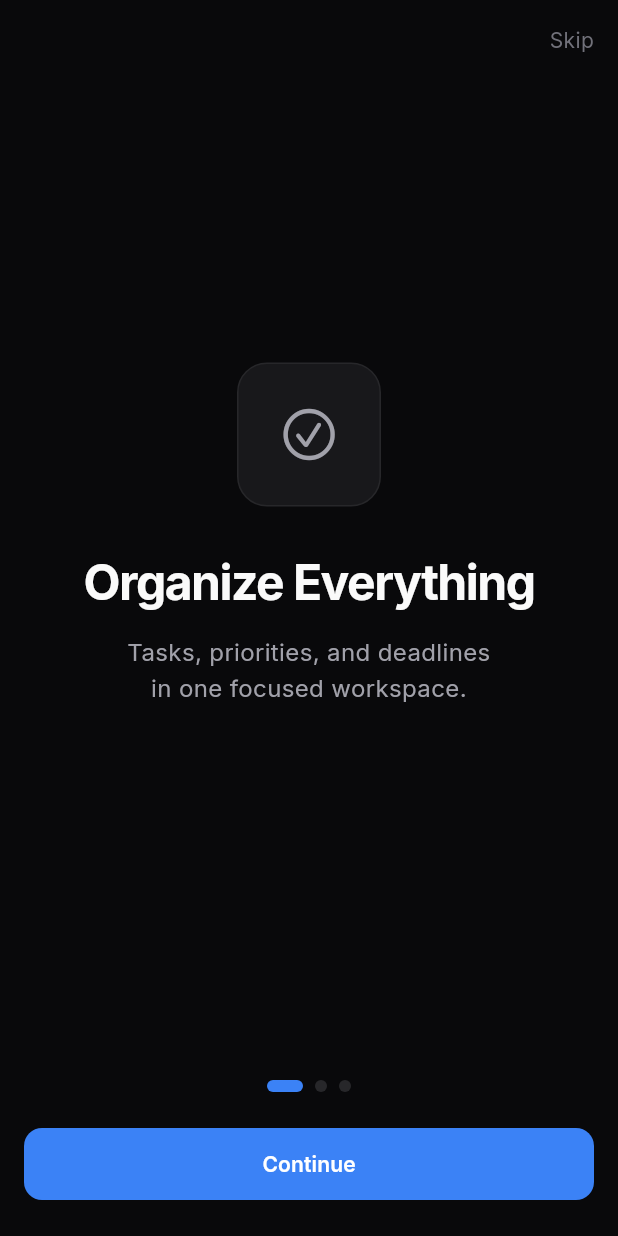
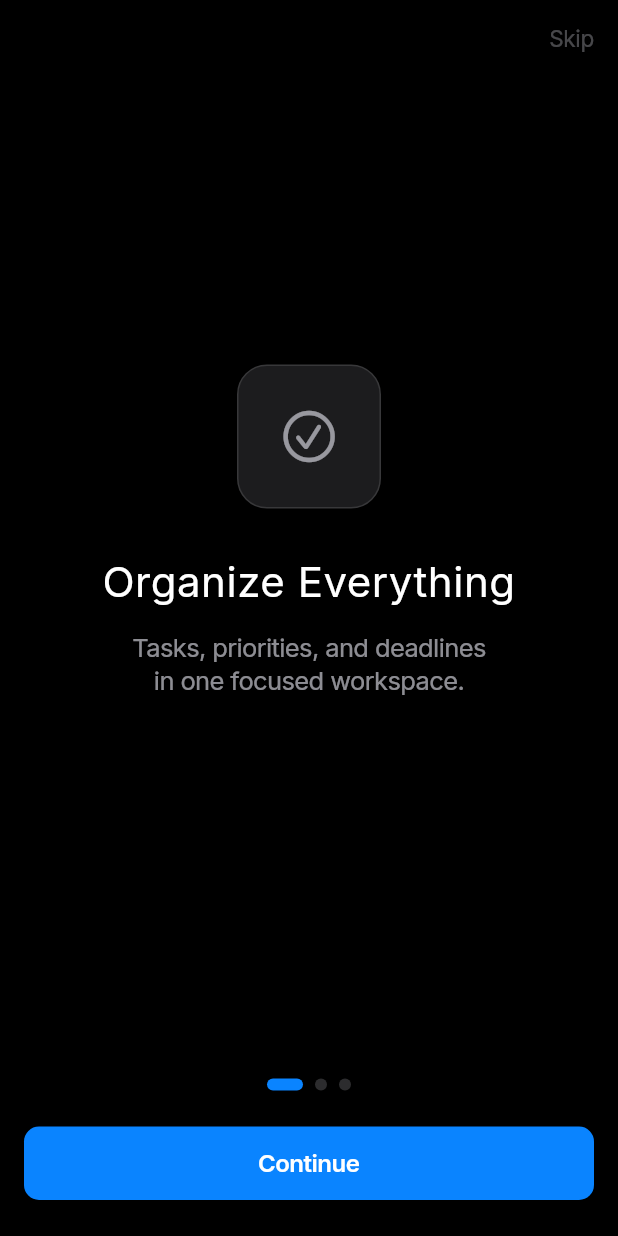
Before and after one commit to Space-Chips/ceo_os, a Flutter app: the OnboardingScreen screen opened by its route, on a phone screen of 412 x 824 dp. Run offline on Flutter 3.47's test engine with Material 3 defaults, Android fonts, the phone set to English and light mode, and no system bars; our stand-ins replace fl_chart, go_router, google_fonts.

Commit message:
First commit

```diff
--- a/lib/core/theme/app_colors.dart
+++ b/lib/core/theme/app_colors.dart
@@ -1,54 +1,58 @@
 import 'dart:ui';
 
-/// CEO OS Color Palette — Zinc-based dark theme with electric blue accent.
-/// Single accent color system — no purple, no multi-color gradients.
+/// CEO OS Color Palette — Apple HIG Dark Mode system colors.
+/// Uses iOS semantic color equivalents for native consistency.
 class AppColors {
   AppColors._();
 
-  // ── Background ──
-  static const Color background = Color(0xFF09090B);      // zinc-950
-  static const Color surface = Color(0xFF18181B);          // zinc-900
-  static const Color surfaceLight = Color(0xFF27272A);     // zinc-800
-  static const Color surfaceLighter = Color(0xFF3F3F46);   // zinc-700
+  // ── Background (iOS systemBackground hierarchy) ──
+  static const Color background = Color(0xFF000000);           // systemBackground
+  static const Color surface = Color(0xFF1C1C1E);              // secondarySystemBackground
+  static const Color surfaceLight = Color(0xFF2C2C2E);         // tertiarySystemBackground
+  static const Color surfaceLighter = Color(0xFF3A3A3C);       // tertiarySystemGroupedBackground
 
-  // ── Border ──
-  static const Color border = Color(0xFF27272A);           // zinc-800
-  static const Color borderLight = Color(0xFF3F3F46);      // zinc-700
+  // ── Border / Separator ──
+  static const Color border = Color(0xFF38383A);               // opaqueSeparator
+  static const Color borderLight = Color(0x99545458);          // separator (65% opacity)
 
-  // ── Text ──
-  static const Color textPrimary = Color(0xFFFAFAFA);      // zinc-50
-  static const Color textSecondary = Color(0xFFA1A1AA);    // zinc-400
-  static const Color textTertiary = Color(0xFF71717A);     // zinc-500
-  static const Color textMuted = Color(0xFF52525B);        // zinc-600
+  // ── Text (iOS label hierarchy) ──
+  static const Color textPrimary = Color(0xFFFFFFFF);          // label
+  static const Color textSecondary = Color(0x99EBEBF5);        // secondaryLabel (60%)
+  static const Color textTertiary = Color(0x4DEBEBF5);         // tertiaryLabel (30%)
+  static const Color textMuted = Color(0x2EEBEBF5);            // quaternaryLabel (18%)
 
-  // ── Accent (Blue only) ──
-  static const Color accent = Color(0xFF3B82F6);           // blue-500
-  static const Color accentLight = Color(0xFF60A5FA);      // blue-400
-  static const Color accentDark = Color(0xFF2563EB);       // blue-600
-  static const Color accentMuted = Color(0x333B82F6);      // blue-500 @ 20%
+  // ── Accent (iOS systemBlue) ──
+  static const Color accent = Color(0xFF0A84FF);               // systemBlue
+  static const Color accentLight = Color(0xFF409CFF);          // systemBlue elevated
+  static const Color accentDark = Color(0xFF0064E1);           // systemBlue pressed
+  static const Color accentMuted = Color(0x330A84FF);          // systemBlue @ 20%
 
-  // ── Semantic ──
-  static const Color success = Color(0xFF22C55E);          // green-500
-  static const Color successMuted = Color(0x3322C55E);
-  static const Color warning = Color(0xFFF59E0B);          // amber-500
-  static const Color warningMuted = Color(0x33F59E0B);
-  static const Color error = Color(0xFFEF4444);            // red-500
-  static const Color errorMuted = Color(0x33EF4444);
+  // ── Semantic (iOS system colors) ──
+  static const Color success = Color(0xFF30D158);              // systemGreen
+  static const Color successMuted = Color(0x3330D158);
+  static const Color warning = Color(0xFFFF9F0A);              // systemOrange
+  static const Color warningMuted = Color(0x33FF9F0A);
+  static const Color error = Color(0xFFFF453A);                // systemRed
+  static const Color errorMuted = Color(0x33FF453A);
 
   // ── Priority Colors ──
-  static const Color priorityUrgent = Color(0xFFEF4444);
-  static const Color priorityHigh = Color(0xFFF97316);     // orange-500
-  static const Color priorityMedium = Color(0xFFF59E0B);
-  static const Color priorityLow = Color(0xFF3B82F6);
+  static const Color priorityUrgent = Color(0xFFFF453A);       // systemRed
+  static const Color priorityHigh = Color(0xFFFF9F0A);         // systemOrange
+  static const Color priorityMedium = Color(0xFFFFD60A);       // systemYellow
+  static const Color priorityLow = Color(0xFF0A84FF);          // systemBlue
 
-  // ── Gradient (Blue only — no purple) ──
+  // ── Gradient (Blue only) ──
   static const List<Color> accentGradient = [
-    Color(0xFF2563EB),   // blue-600
-    Color(0xFF3B82F6),   // blue-500
+    Color(0xFF0064E1),
+    Color(0xFF0A84FF),
   ];
 
   static const List<Color> surfaceGradient = [
-    Color(0xFF18181B),
-    Color(0xFF09090B),
+    Color(0xFF1C1C1E),
+    Color(0xFF000000),
   ];
+
+  // ── System Fill Colors ──
+  static const Color systemFill = Color(0x5C787880);           // systemFill
+  static const Color secondarySystemFill = Color(0x52787880);  // secondarySystemFill
 }
--- a/lib/core/theme/app_spacing.dart
+++ b/lib/core/theme/app_spacing.dart
@@ -1,38 +1,41 @@
 import 'package:flutter/material.dart';
-import '../platform/adaptive_widgets.dart';
 
-/// CEO OS Spacing System — 8pt grid with platform-aware defaults.
+/// CEO OS Spacing System — Apple HIG-compliant 8pt grid.
 class AppSpacing {
   AppSpacing._();
 
   // ── Spacing Scale (8pt grid) ──
   static const double xxs = 2;
-  static const double xs = 4;
-  static const double sm = 8;
-  static const double md = 16;
-  static const double lg = 24;
-  static const double xl = 32;
+  static const double xs = 4; // tight
+  static const double sm = 8; // standard
+  static const double md = 16; // section
+  static const double lg = 24; // large
+  static const double xl = 32; // extra-large
   static const double xxl = 48;
   static const double xxxl = 64;
 
-  // ── Border Radius ──
-  static const double radiusSm = 8;
-  static const double radiusMd = 12;
-  static const double radiusLg = 16;
-  static const double radiusXl = 20;
-  static const double radiusFull = 999;
+  // ── Border Radius (HIG specs) ──
+  static const double radiusSm = 8; // buttons, small elements
+  static const double radiusMd = 10; // cards, grouped content (HIG: 10pt)
+  static const double radiusLg = 13; // large cards (HIG: 13pt)
+  static const double radiusXl = 20; // sheets
+  static const double radiusFull = 999; // pills
 
-  // ── Platform-Aware Screen Padding ──
-  /// HIG: 20px horizontal on iOS, 16px on Android
-  static EdgeInsets get screenPadding => EdgeInsets.symmetric(
-    horizontal: isApplePlatform ? 20 : md,
-  );
+  // ── Screen Padding (HIG: 16pt on iPhone) ──
+  static const EdgeInsets screenPadding = EdgeInsets.symmetric(horizontal: 16);
 
   /// Standard section spacing between major content blocks
   static const double sectionSpacing = lg;
 
+  // ── Touch Target ──
+  static const double minTouchTarget = 44; // HIG minimum tappable area
+
   // ── Padding Presets ──
   static const EdgeInsets paddingCard = EdgeInsets.all(md);
+  static const EdgeInsets paddingCardList = EdgeInsets.symmetric(
+    horizontal: md,
+    vertical: 11,
+  ); // HIG list cell padding
   static const EdgeInsets paddingSection = EdgeInsets.only(bottom: lg);
 
   // ── Icon Sizes ──
--- a/lib/core/theme/app_typography.dart
+++ b/lib/core/theme/app_typography.dart
@@ -3,13 +3,13 @@ import 'package:google_fonts/google_fonts.dart';
 import '../platform/adaptive_widgets.dart';
 import 'app_colors.dart';
 
-/// CEO OS Typography — SF Pro on iOS, Inter on Android.
+/// CEO OS Typography — matches iOS Dynamic Type scale.
+/// SF Pro on iOS (system font), Inter on Android.
 class AppTypography {
   AppTypography._();
 
   static TextStyle get _base {
     if (isApplePlatform) {
-      // System SF Pro — automatically liquid glass compatible
       return const TextStyle(
         fontFamily: '.AppleSystemUIFont',
         color: AppColors.textPrimary,
@@ -18,92 +18,97 @@ class AppTypography {
     return GoogleFonts.inter(color: AppColors.textPrimary);
   }
 
-  // ── Display ──
+  // ── Large Title (34pt Bold) ──
   static TextStyle get displayLarge => _base.copyWith(
-    fontSize: 40,
+    fontSize: 34,
     fontWeight: FontWeight.w700,
-    letterSpacing: -1.5,
-    height: 1.1,
+    letterSpacing: 0.37,
+    height: 41 / 34, // 1.21
   );
 
+  // ── Title 1 (28pt Regular) ──
   static TextStyle get displayMedium => _base.copyWith(
-    fontSize: 32,
-    fontWeight: FontWeight.w700,
-    letterSpacing: -1.0,
-    height: 1.15,
+    fontSize: 28,
+    fontWeight: FontWeight.w400,
+    letterSpacing: 0.36,
+    height: 34 / 28, // 1.21
   );
 
-  // ── Heading ──
+  // ── Title 2 (22pt Regular) ──
   static TextStyle get headingLarge => _base.copyWith(
-    fontSize: 24,
-    fontWeight: FontWeight.w600,
-    letterSpacing: -0.5,
-    height: 1.2,
+    fontSize: 22,
+    fontWeight: FontWeight.w400,
+    letterSpacing: 0.35,
+    height: 28 / 22, // 1.27
   );
 
+  // ── Title 3 (20pt Regular) ──
   static TextStyle get headingMedium => _base.copyWith(
     fontSize: 20,
-    fontWeight: FontWeight.w600,
-    letterSpacing: -0.3,
-    height: 1.25,
+    fontWeight: FontWeight.w400,
+    letterSpacing: 0.38,
+    height: 25 / 20, // 1.25
   );
 
+  // ── Headline (17pt Semibold) ──
   static TextStyle get headingSmall => _base.copyWith(
-    fontSize: 16,
+    fontSize: 17,
     fontWeight: FontWeight.w600,
-    letterSpacing: -0.2,
-    height: 1.3,
+    letterSpacing: -0.41,
+    height: 22 / 17, // 1.29
   );
 
-  // ── Body ──
+  // ── Body (17pt Regular) ──
   static TextStyle get bodyLarge => _base.copyWith(
+    fontSize: 17,
+    fontWeight: FontWeight.w400,
+    letterSpacing: -0.41,
+    height: 22 / 17, // 1.29
+  );
+
+  // ── Subheadline (15pt Regular) ──
+  static TextStyle get bodyMedium => _base.copyWith(
+    fontSize: 15,
+    fontWeight: FontWeight.w400,
+    letterSpacing: -0.24,
+    height: 20 / 15, // 1.33
+  );
+
+  // ── Footnote (13pt Regular) ──
+  static TextStyle get bodySmall => _base.copyWith(
+    fontSize: 13,
+    fontWeight: FontWeight.w400,
+    letterSpacing: -0.08,
+    height: 18 / 13, // 1.38
+  );
+
+  // ── Callout (16pt Regular) ──
+  static TextStyle get labelLarge => _base.copyWith(
     fontSize: 16,
     fontWeight: FontWeight.w400,
-    height: 1.5,
+    letterSpacing: -0.32,
+    height: 21 / 16, // 1.31
   );
 
-  static TextStyle get bodyMedium => _base.copyWith(
-    fontSize: 14,
+  // ── Caption 1 (12pt Regular) ──
+  static TextStyle get labelMedium => _base.copyWith(
+    fontSize: 12,
     fontWeight: FontWeight.w400,
-    height: 1.5,
+    letterSpacing: 0.0,
+    height: 16 / 12, // 1.33
   );
 
-  static TextStyle get bodySmall => _base.copyWith(
-    fontSize: 12,
+  // ── Caption 2 (11pt Regular) ──
+  static TextStyle get labelSmall => _base.copyWith(
+    fontSize: 11,
     fontWeight: FontWeight.w400,
-    height: 1.5,
+    letterSpacing: 0.07,
+    height: 13 / 11, // 1.18
   );
 
-  // ── Label ──
-  static TextStyle get labelLarge => _base.copyWith(
-    fontSize: 14,
-    fontWeight: FontWeight.w500,
-    letterSpacing: 0.1,
-    height: 1.4,
-  );
-
-  static TextStyle get labelMedium => _base.copyWith(
-    fontSize: 12,
-    fontWeight: FontWeight.w500,
-    letterSpacing: 0.5,
-    height: 1.4,
-  );
-
-  static TextStyle get labelSmall => _base.copyWith(
-    fontSize: 10,
-    fontWeight: FontWeight.w500,
-    letterSpacing: 0.5,
-    height: 1.4,
-  );
-
-  // ── Caption ──
-  static TextStyle get caption => _base.copyWith(
-    fontSize: 11,
-    fontWeight: FontWeight.w400,
-    color: AppColors.textSecondary,
-    letterSpacing: 0.3,
-    height: 1.4,
-  );
+  // ── Caption alias ──
+  static TextStyle get caption =>
+      labelSmall.copyWith(color: AppColors.textSecondary);
 
   // ── Mono (for timers) ──
   static TextStyle get mono {
```
Also changed, not shown: lib/core/platform/adaptive_widgets.dart (+75 -53 lines), lib/core/theme/app_theme.dart (+36 -24 lines), lib/core/widgets/ceo_card.dart (+5 -25 lines), lib/features/habits/add_habit_sheet.dart (+52 -29 lines), pubspec.lock, 2 other files.
